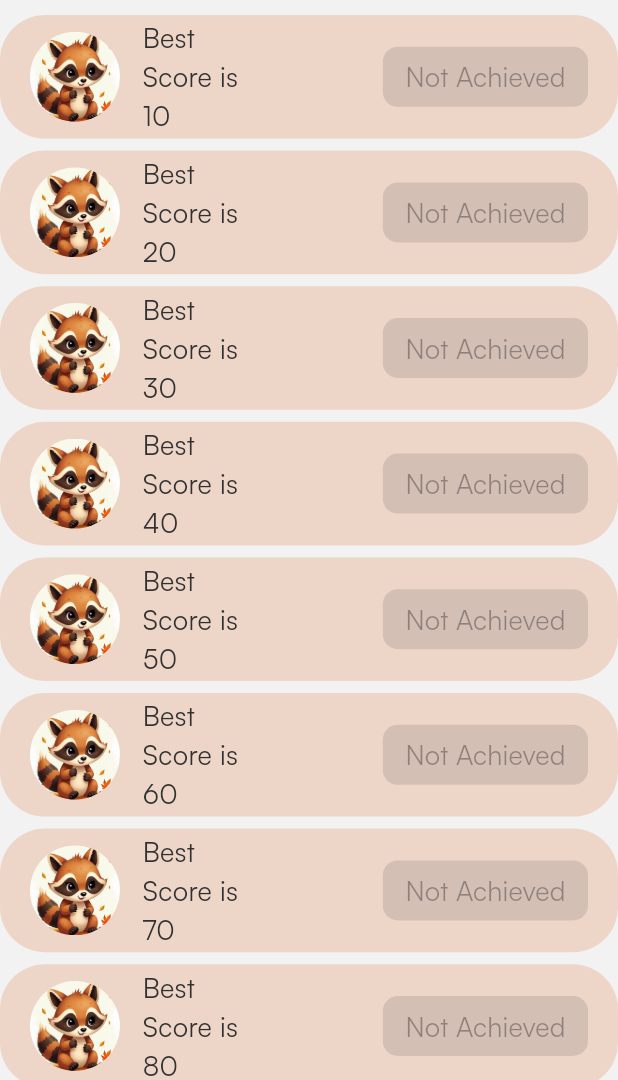
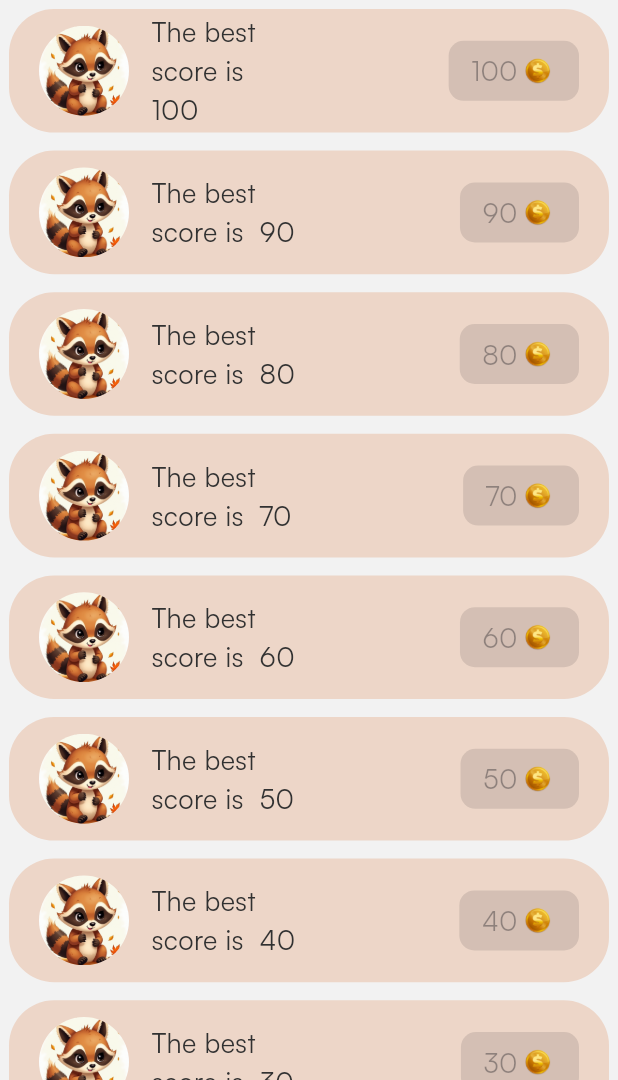
Before and after one commit to MDuuc/learning_app, a Flutter app: the screen it shows after launch, after a tap on "Achievement", on a phone screen of 412 x 824 dp, the part 156-1236 px from its top. Run offline on Flutter 3.47's test engine with Material 3 defaults, Android fonts, the light colour scheme and no system bars; our stand-ins replace curved_navigation_bar, flutter_svg, shared_preferences; missing offline and left inert: google_mlkit_digital_ink_recognition.

Commit message:
change achievement to notifier

```diff
--- a/raccoon_learning/lib/main.dart
+++ b/raccoon_learning/lib/main.dart
@@ -5,16 +5,21 @@ import 'package:raccoon_learning/presentation/home/control_page.dart';
 import 'package:raccoon_learning/presentation/home/learning/draw_page.dart';
 import 'package:raccoon_learning/presentation/intro/intro_page.dart';
 import 'package:raccoon_learning/presentation/user/notify_provider/User_notifier.dart';
+import 'package:raccoon_learning/presentation/user/notify_provider/achievement_notifier.dart';
 import 'package:raccoon_learning/presentation/widgets/dialog/pause_dialog.dart';
 
 void main() {
   runApp(
-    ChangeNotifierProvider(
-      create: (context) => UserNotifier()..loadUserInfo(),
+    MultiProvider(
+      providers: [
+        ChangeNotifierProvider(create: (context) => UserNotifier()..loadUserInfo()),
+        ChangeNotifierProvider(create: (context) => AchievementNotifier()),
+      ],
       child: const MyApp(),
     ),
   );
 }
+
 
 class MyApp extends StatelessWidget {
   const MyApp({super.key});
--- /dev/null
+++ b/raccoon_learning/lib/presentation/home/achievement/learning_achieve_page.dart
@@ -0,0 +1,36 @@
+import 'package:flutter/material.dart';
+import 'package:provider/provider.dart';
+import 'package:raccoon_learning/presentation/user/model/achievement_modle.dart';
+import 'package:raccoon_learning/presentation/user/notify_provider/achievement_notifier.dart';
+import 'package:raccoon_learning/presentation/home/achievement/widget/achiement_button.dart';
+
+class LearningAchievePage extends StatelessWidget {
+  const LearningAchievePage({super.key});
+
+  @override
+  Widget build(BuildContext context) {
+    return Consumer<AchievementNotifier>(
+        builder: (context, achievementNotifier, child) {
+          final achievements = achievementNotifier.achievements;
+          return achievements.isEmpty
+              ? const Center(child: CircularProgressIndicator())
+              : SingleChildScrollView(
+                  child: Column(
+                    children: achievements.map((achievement) {
+                      return Padding(
+                        padding: const EdgeInsets.all( 6),
+                        child: AchievementButton(
+                          id: achievement.id,
+                          text: achievement.description,
+                          score: achievement.score.toString(),
+                          coin: achievement.coin.toString(),
+
+                        ),
+                      );
+                    }).toList(),
+                  ),
+                );
+        },
+    );
+  }
+}
--- a/raccoon_learning/lib/presentation/home/achievement/learning_archie_page.dart
+++ /dev/null
@@ -1,29 +0,0 @@
-import 'package:flutter/material.dart';
-import 'package:raccoon_learning/constants/assets/app_images.dart';
-import 'package:raccoon_learning/presentation/home/achievement/widget/achiement_button.dart';
-
-class LearningArchiePage extends StatelessWidget {
-  const LearningArchiePage({super.key});
-
-  @override
-  Widget build(BuildContext context) {
-    return Scaffold(
-      body: SingleChildScrollView(
-        child: Column(
-          children: [
-            const SizedBox(height: 10,),
-            AchiementButton(image: AssetImage(AppImages.raccoon_notifi), text: 'Best Score is', score: '10', coin: '10',),
-            AchiementButton(image: AssetImage(AppImages.raccoon_notifi), text: 'Best Score is', score: '20', coin: '20',),
-            AchiementButton(image: AssetImage(AppImages.raccoon_notifi), text: 'Best Score is', score: '30', coin: '30',),
-            AchiementButton(image: AssetImage(AppImages.raccoon_notifi), text: 'Best Score is', score: '40', coin: '40',),
-            AchiementButton(image: AssetImage(AppImages.raccoon_notifi), text: 'Best Score is', score: '50', coin: '50',),
-            AchiementButton(image: AssetImage(AppImages.raccoon_notifi), text: 'Best Score is', score: '60', coin: '60',),
-            AchiementButton(image: AssetImage(AppImages.raccoon_notifi), text: 'Best Score is', score: '70', coin: '70',),
-            AchiementButton(image: AssetImage(AppImages.raccoon_notifi), text: 'Best Score is', score: '80', coin: '80',),
-            AchiementButton(image: AssetImage(AppImages.raccoon_notifi), text: 'Best Score is', score: '90', coin: '90',),
-          ],
-        ),
-      ),
-    );
-  }
-}
--- a/raccoon_learning/lib/presentation/home/achievement/tab_controler_achive.dart
+++ b/raccoon_learning/lib/presentation/home/achievement/tab_controler_achive.dart
@@ -1,6 +1,6 @@
 import 'package:flutter/material.dart';
 import 'package:raccoon_learning/constants/theme/app_colors.dart';
-import 'package:raccoon_learning/presentation/home/achievement/learning_archie_page.dart';
+import 'package:raccoon_learning/presentation/home/achievement/learning_achieve_page.dart';
 
 class TabControlerAchive extends StatefulWidget {
   const TabControlerAchive({super.key});
@@ -67,9 +67,9 @@ class _TabControlerAchiveState extends State<TabControlerAchive> with SingleTick
       body: TabBarView(
         controller: _tabController,
         children: [
-          LearningArchiePage(),
-          LearningArchiePage(),
-          LearningArchiePage(),
+          LearningAchievePage(),
+          LearningAchievePage(),
+          LearningAchievePage(),
 
         ],
       ),
--- a/raccoon_learning/lib/presentation/home/achievement/widget/achiement_button.dart
+++ b/raccoon_learning/lib/presentation/home/achievement/widget/achiement_button.dart
@@ -3,24 +3,31 @@ import 'package:provider/provider.dart';
 import 'package:raccoon_learning/constants/assets/app_images.dart';
 import 'package:raccoon_learning/constants/theme/app_colors.dart';
 import 'package:raccoon_learning/main.dart';
-import 'package:raccoon_learning/presentation/user/local_data/achievement_manager.dart';
-import 'package:raccoon_learning/presentation/user/notify_provider/User_notifier.dart';
 import 'package:raccoon_learning/presentation/user/local_data/best_score_manger.dart';
+import 'package:raccoon_learning/presentation/user/notify_provider/achievement_notifier.dart';
+import 'package:raccoon_learning/presentation/user/model/achievement_modle.dart';
 
-class AchiementButton extends StatefulWidget {
-  final ImageProvider image;
+class AchievementButton extends StatefulWidget {
+  final String id;
   final String text;
   final String coin;
   final String score;
-   AchiementButton({super.key, required this.image, required this.text, required this.coin, required this.score});
+
+  const AchievementButton({
+    super.key,
+    required this.text,
+    required this.coin,
+    required this.score,
+    required this.id
+  });
 
   @override
-  State<AchiementButton> createState() => _AchiementButtonState();
+  State<AchievementButton> createState() => _AchievementButtonState();
 }
 
-class _AchiementButtonState extends State<AchiementButton> {
+class _AchievementButtonState extends State<AchievementButton> {
   bool _isClaimed = false;
-    int ?bestScore;
+  int? bestScore;
 
   @override
   void initState() {
@@ -29,49 +36,44 @@ class _AchiementButtonState extends State<AchiementButton> {
   }
 
   Future<void> _initializeModel() async {
-    _loadClaimStatus() ;
-    _initializeBestScore();
-    setState(() {});
+    await _loadClaimStatus();
+    await _initializeBestScore();
   }
 
-  //get achivement status
+  // Get achievement claim status
   Future<void> _loadClaimStatus() async {
-    bool claimed = await AchievementManager.loadClaimStatus('claimed_${widget.score}');
+    bool claimed = await AchievementModel.loadClaimStatus(widget.id);
     setState(() {
       _isClaimed = claimed;
     });
   }
 
-  // save achivement status
-    Future<void> _saveClaimStatus() async {
-    await AchievementManager.saveClaimStatus('claimed_${widget.score}');
-    setState(() {
-      _isClaimed = true;
-    });
-  }
-
-  // get best score
+  // Get best score
   Future<void> _initializeBestScore() async {
     bestScore = await ScoreManager.getBestScore();
     setState(() {});
   }
 
   void _claimReward() {
+    // Check if achievement is eligible before claiming
+    if (bestScore != null && bestScore! >= int.parse(widget.score)) {
+      // Use the AchievementNotifier to claim the achievement
+      final achievementNotifier = Provider.of<AchievementNotifier>(context, listen: false);
+      achievementNotifier.claimAchievement(widget.id, context);
+
       setState(() {
         _isClaimed = true;
       });
-    _saveClaimStatus();
-    _updateCoin();
     }
+  }
+
   @override
   Widget build(BuildContext context) {
     double screenHeight = MediaQuery.of(context).size.height;
 
     bool isEligible = bestScore != null && bestScore! >= int.parse(widget.score);
 
-  return Padding(
-    padding: const EdgeInsets.only(bottom: 8),
-    child: Container(
+    return Container(
         constraints: BoxConstraints(
           minHeight: screenHeight / 10,
         ),
@@ -86,12 +88,12 @@ Widget build(BuildContext context) {
           children: [
             GestureDetector(
               onTap: () {
-              showFullImage(context, widget.image);
+                showFullImage(context, AssetImage(AppImages.raccoon_notifi));
               },
               child: CircleAvatar(
                 backgroundColor: Colors.transparent,
                 radius: 30,
-              backgroundImage: widget.image,
+                backgroundImage: AssetImage(AppImages.raccoon_notifi),
               ),
             ),
             const SizedBox(width: 15),
@@ -124,31 +126,43 @@ Widget build(BuildContext context) {
               ),
   child: Padding(
   padding: const EdgeInsets.symmetric(vertical: 2, horizontal: 15),
-              child: Text(
-                _isClaimed
-                    ? "Claimed"
+  child: _isClaimed
+      ? const Text(
+          "Claimed",
+          style: TextStyle(fontSize: 18, fontWeight: FontWeight.w400),
+        )
       : isEligible
-                        ? "Claim" // Show claim if eligible
-                        : "Not Achieved", // Show this if not eligible
+          ? Row(
+              children: [
+                 Text(
+                  widget.coin,
                   style: TextStyle(fontSize: 18, fontWeight: FontWeight.w400),
                 ),
+                const SizedBox(width: 1),
+                Container(
+                  height: 25,
+                  child: Image.asset(AppImages.coin),
                 ),
+              ],
+            )
+          : Row(
+              children: [
+                 Text(
+                  widget.coin,
+                  style: TextStyle(fontSize: 18, fontWeight: FontWeight.w400),
+                ),
+                const SizedBox(width: 1),
+                Container(
+                  height: 25,
+                  child: Image.asset(AppImages.coin),
                 ),
               ],
             ),
 ),
+
+            ),
+          ],
+        ),
       );
   }
-
-
-  // update the current coin
-void _updateCoin() {
-  if (bestScore! >= int.parse(widget.score)){
-    final userNotifier = Provider.of<UserNotifier>(context, listen: false);
-    int updatedCoin = userNotifier.coin + int.parse(widget.coin);
-     userNotifier.saveCoin(updatedCoin);
 }
-}
-
-
-}
--- a/raccoon_learning/lib/presentation/home/store_page.dart
+++ b/raccoon_learning/lib/presentation/home/store_page.dart
@@ -3,9 +3,7 @@ import 'package:provider/provider.dart';
 import 'package:raccoon_learning/constants/assets/app_images.dart';
 import 'package:raccoon_learning/constants/theme/app_colors.dart';
 import 'package:raccoon_learning/main.dart';
-import 'package:raccoon_learning/presentation/home/achievement/widget/achiement_button.dart';
 import 'package:raccoon_learning/presentation/user/notify_provider/User_notifier.dart';
-import 'package:raccoon_learning/presentation/widgets/appbar/app_bar.dart';
 import 'package:raccoon_learning/presentation/widgets/widget.dart';
 
 class StorePage extends StatefulWidget {
--- a/raccoon_learning/lib/presentation/user/local_data/achievement_manager.dart
+++ /dev/null
@@ -1,15 +0,0 @@
-import 'package:shared_preferences/shared_preferences.dart';
-
-class AchievementManager {
-  // Load Achievement
-  static Future<bool> loadClaimStatus(String key) async {
-    final prefs = await SharedPreferences.getInstance();
-    return prefs.getBool(key) ?? false; // Return false if user dit not achive it yet
-  }
-
-  // Save when user achivement it, avoid to accept many times
-  static Future<void> saveClaimStatus(String key) async {
-    final prefs = await SharedPreferences.getInstance();
-    await prefs.setBool(key, true);
-  }
-}
--- a/raccoon_learning/lib/presentation/user/model/achievement_modle.dart
+++ b/raccoon_learning/lib/presentation/user/model/achievement_modle.dart
@@ -1,13 +1,21 @@
+import 'dart:ui';
+
 import 'package:shared_preferences/shared_preferences.dart';
 
 class AchievementModel {
   final String id;
-  final String name;
+  final String title;
+  final String description;
+  final int score;
+  final int coin;
   bool isClaimed;
 
   AchievementModel({
     required this.id,
-    required this.name,
+    required this.title,
+    required this.description,
+    required this.score,
+    required this.coin,
     this.isClaimed = false,
   });
 
--- a/raccoon_learning/lib/presentation/user/notify_provider/achievement_notifier.dart
+++ b/raccoon_learning/lib/presentation/user/notify_provider/achievement_notifier.dart
@@ -1,5 +1,7 @@
 import 'package:flutter/material.dart';
+import 'package:provider/provider.dart';
 import 'package:raccoon_learning/presentation/user/model/achievement_modle.dart';
+import 'package:raccoon_learning/presentation/user/notify_provider/User_notifier.dart';
 
 class AchievementNotifier extends ChangeNotifier {
   List<AchievementModel> achievements = [];
@@ -12,25 +14,55 @@ class AchievementNotifier extends ChangeNotifier {
   Future<void> _loadAchievements() async {
     // Simulate a list of achievements (you can replace this with your own list)
     achievements = [
-      AchievementModel(id: '1', name: 'Achievement 1'),
-      AchievementModel(id: '2', name: 'Achievement 2'),
-      AchievementModel(id: '3', name: 'Achievement 3'),
+      AchievementModel(id: '1', title: 'Achievement 1', description: "The best score is ", score: 10, coin: 10),
+      AchievementModel(id: '2', title: 'Achievement 1', description: "The best score is ", score: 20, coin: 20),
+      AchievementModel(id: '3', title: 'Achievement 1', description: "The best score is ", score: 30, coin: 30),
+      AchievementModel(id: '4', title: 'Achievement 1', description: "The best score is ", score: 40, coin: 40),
+      AchievementModel(id: '5', title: 'Achievement 1', description: "The best score is ", score: 50, coin: 50),
+      AchievementModel(id: '6', title: 'Achievement 1', description: "The best score is ", score: 60, coin: 60),
+      AchievementModel(id: '7', title: 'Achievement 1', description: "The best score is ", score: 70, coin: 70),
+      AchievementModel(id: '8', title: 'Achievement 1', description: "The best score is ", score: 80, coin: 80),
+      AchievementModel(id: '9', title: 'Achievement 1', description: "The best score is ", score: 90, coin: 90),
+      AchievementModel(id: '10', title: 'Achievement 1', description: "The best score is ", score: 100, coin: 100),
+
+
     ];
 
     // Load the claim status for each achievement from SharedPreferences
     for (var achievement in achievements) {
       achievement.isClaimed = await AchievementModel.loadClaimStatus(achievement.id);
     }
-    notifyListeners(); // Notify listeners when achievements are loaded
+    _sortAchievements();
+
+    notifyListeners();
   }
 
   // Claim an achievement
-  Future<void> claimAchievement(String id) async {
+  Future<void> claimAchievement(String id, BuildContext context) async {
     final achievement = achievements.firstWhere((a) => a.id == id);
     if (!achievement.isClaimed) {
+      //update coin
+      final userNotifier = Provider.of<UserNotifier>(context, listen: false);
+      int updatedCoin = userNotifier.coin + achievement.coin;
+      userNotifier.saveCoin(updatedCoin);
+
       achievement.isClaimed = true;
       await achievement.saveClaimStatus();
+    _sortAchievements();
       notifyListeners(); // Notify listeners that the state has changed
     }
   }
+
+  void _sortAchievements() {
+  achievements.sort((a, b) {
+    if (a.isClaimed && !b.isClaimed) {
+      return 1;
+    } else if (!a.isClaimed && b.isClaimed) {
+      return -1;
+    }
+    return b.score.compareTo(a.score);
+  });
+  notifyListeners();
 }
+
+}
```
Lines whose indentation alone changed are shown as unchanged.
